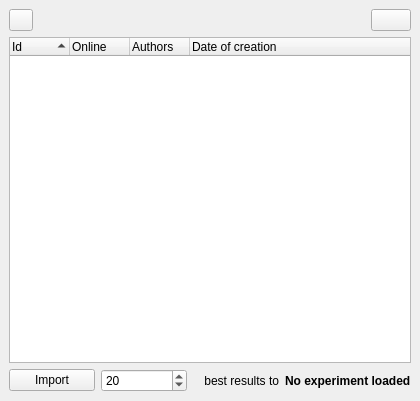
Old version of the form src/genelab/core/ui/widgets/experiments/conversionctrl.ui in the repository GeneCraft/GeneCraft-Project.
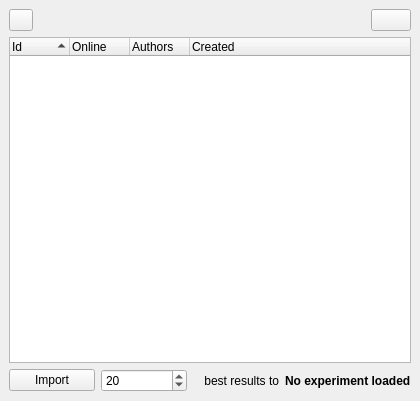
New version of the form. Icons and pictures are not drawn.

Commit message: * experiment created X days ago rather than date of creation... more human readable

Patch:
```diff
--- a/src/genelab/core/ui/widgets/experiments/conversionctrl.ui
+++ b/src/genelab/core/ui/widgets/experiments/conversionctrl.ui
@@ -178,7 +178,7 @@
              </column>
              <column>
               <property name="text">
-               <string>Date of creation</string>
+               <string>Created</string>
               </property>
              </column>
             </widget>
```
The commit also changes 4 other files.
